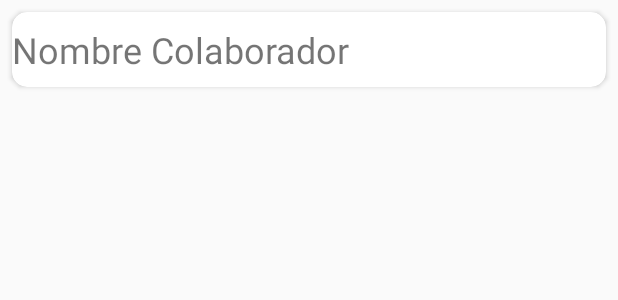
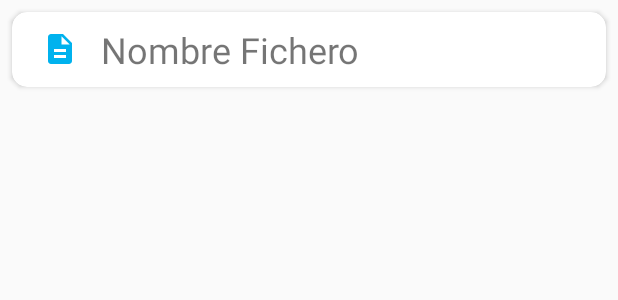
Before and after one commit to Billygaliano/MgProjectMobile, an Android app: the layout cardrow_files_layout.xml on its own in the app's theme, with its tools: preview values and no code run, on a phone screen of 412 x 824 dp. Shown: the top 300 px of the screen. Run offline under Robolectric (Android 15) with nearby library versions, the phone set to English and light mode, and no system bars.

Commit message:
Añadidos algunos iconos de diseño

```diff
--- a/app/src/main/java/mgproject/inftel/mgproject/activities/MGApp.java
+++ b/app/src/main/java/mgproject/inftel/mgproject/activities/MGApp.java
@@ -11,7 +11,7 @@ import mgproject.inftel.mgproject.model.User;
  * Created by andresbailen93 on 7/4/16.
  */
 public class MGApp extends Application {
-    private static String serverUri = "http://192.168.1.33:8080/MgProjectRest/webresources/mgproject.service/";
+    private static String serverUri = "http://192.168.1.37:8080/MgProjectRest/webresources/mgproject.service/";
     private GoogleApiClient mGoogleApiClient;
     private static MGApp mInstance;
     private User user;
--- a/app/src/main/java/mgproject/inftel/mgproject/fragments/CoollaboratorsFragment.java
+++ b/app/src/main/java/mgproject/inftel/mgproject/fragments/CoollaboratorsFragment.java
@@ -55,4 +55,6 @@ public class CoollaboratorsFragment extends Fragment {
         }));
         return view;
     }
+
+
 }
--- /dev/null
+++ b/app/src/main/res/drawable/ic_files.xml
@@ -0,0 +1,9 @@
+<vector xmlns:android="http://schemas.android.com/apk/res/android"
+        android:width="24dp"
+        android:height="24dp"
+        android:viewportWidth="24.0"
+        android:viewportHeight="24.0">
+    <path
+        android:fillColor="#00B2EE"
+        android:pathData="M14,2H6c-1.1,0 -1.99,0.9 -1.99,2L4,20c0,1.1 0.89,2 1.99,2H18c1.1,0 2,-0.9 2,-2V8l-6,-6zm2,16H8v-2h8v2zm0,-4H8v-2h8v2zm-3,-5V3.5L18.5,9H13z"/>
+</vector>
--- a/app/src/main/res/layout/cardrow_files_layout.xml
+++ b/app/src/main/res/layout/cardrow_files_layout.xml
@@ -18,15 +18,25 @@
             android:layout_height="match_parent"
             android:layout_alignParentTop="true">
 
+            <ImageView
+                android:layout_width="wrap_content"
+                android:layout_height="wrap_content"
+                android:src="@drawable/ic_files"
+                android:layout_marginLeft="20dp"
+                android:layout_centerVertical="true"
+                android:layout_alignParentStart="true"
+                android:id="@+id/iconFiles"/>
+
             <TextView
                 android:id="@+id/fileName"
                 android:layout_width="wrap_content"
                 android:layout_height="wrap_content"
-                android:text="@string/collaborator_name"
+                android:text="@string/file_name"
                 android:textSize="24dp"
                 android:layout_centerVertical="true"
                 android:layout_alignParentEnd="true"
-                android:layout_alignParentStart="true" />
+                android:layout_marginLeft="15dp"
+                android:layout_toRightOf="@+id/iconFiles" />
         </RelativeLayout>
     </RelativeLayout>
 </android.support.v7.widget.CardView>
--- a/app/src/main/res/layout/content_main.xml
+++ b/app/src/main/res/layout/content_main.xml
@@ -27,7 +27,7 @@
             android:layout_height="wrap_content"
             android:layout_gravity="right|bottom"
             android:layout_margin="@dimen/fab_margin"
-            android:src="@drawable/ic_account_plus_white_48dp"
+            android:src="@drawable/ic_account_circle_24dp"
             android:visibility="gone"
             />
     </FrameLayout>
--- a/app/src/main/res/values/strings.xml
+++ b/app/src/main/res/values/strings.xml
@@ -13,6 +13,7 @@
     <string name="title_activity_project_info">ProjectInfoActivity</string>
     <string name="search">Buscar</string>
     <string name="collaborator_name">Nombre Colaborador</string>
+    <string name="file_name">Nombre Fichero</string>
     <string name="title_activity_add_project">Añadir Projecto</string>
 
     <!-- Strings related to login -->
```
Also changed, not shown: app/src/main/java/mgproject/inftel/mgproject/recyclerView/RecyclerViewAdapter.java (+2 -5 lines), app/src/main/res/drawable/ic_account_circle_24dp.xml (added, +9 -0 lines), app/src/main/res/drawable/ic_content_paste_24dp.xml (added, +9 -0 lines), app/src/main/res/drawable/ic_local_post_office_24dp.xml (added, +9 -0 lines), app/src/main/res/drawable/ic_send.xml (added, +9 -0 lines), app/src/main/res/layout/cardrow_collaborator_layout.xml (+8 -1 lines), app/src/main/res/layout/cardrow_layout.xml (+5 -2 lines), app/src/main/res/drawable/icon.png (added), app/src/main/res/drawable/icon_etiq.png (added), 3 other files.
